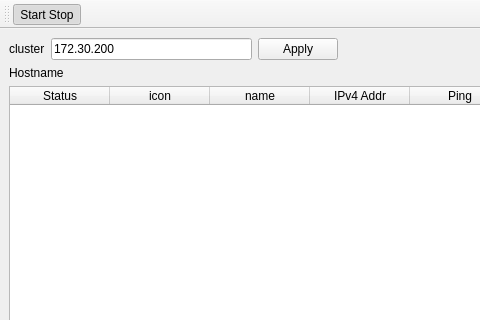
The window that form.ui (pchar/FreeNetAdminPro) describes before a commit, drawn with Qt 5; both pictures show x 0 to 480 and y 0 to 320 of the 800 by 600 pixel window.
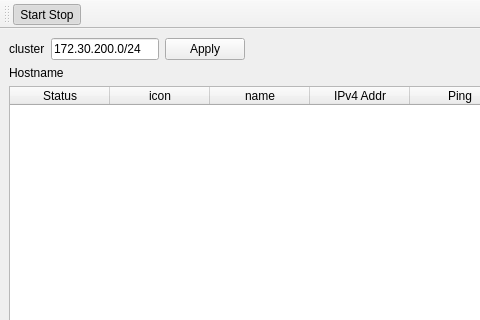
The same window after the commit. Icons and pictures are not drawn.

Commit message: fix with cluster text

The edit to the form file:
```diff
--- a/form.ui
+++ b/form.ui
@@ -32,8 +32,14 @@
       </item>
       <item>
        <widget class="QLineEdit" name="cluster">
+        <property name="sizePolicy">
+         <sizepolicy hsizetype="Fixed" vsizetype="Preferred">
+          <horstretch>0</horstretch>
+          <verstretch>0</verstretch>
+         </sizepolicy>
+        </property>
         <property name="text">
-         <string>172.30.200</string>
+         <string>172.30.200.0/24</string>
         </property>
         <property name="placeholderText">
          <string>e.g. 172.30.200.0/24</string>
```
Left out of the diff: 3 changed lines with no effect on the pictures. The commit also changes 1 other file.
